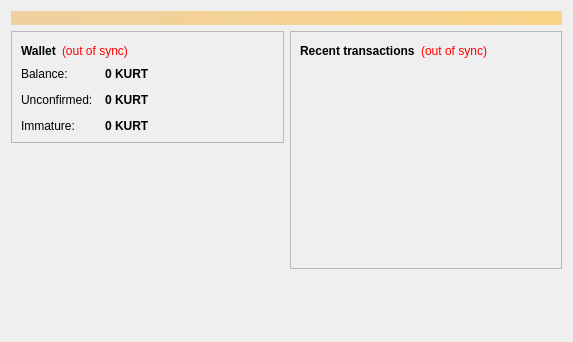
Qt form src/qt/forms/overviewpage.ui (kurrentproject/Kurrent) before a commit.
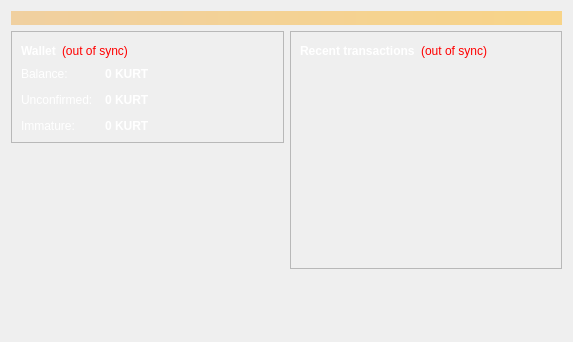
The same form after that commit. Icons and pictures are not drawn.

Diff of the .ui file:
```diff
--- a/src/qt/forms/overviewpage.ui
+++ b/src/qt/forms/overviewpage.ui
@@ -13,6 +13,9 @@
   <property name="windowTitle">
    <string>Form</string>
   </property>
+  <property name="styleSheet">
+   <string notr="true">color: rgb(255, 255, 255);</string>
+  </property>
   <layout class="QVBoxLayout" name="topLayout">
    <item>
     <widget class="QLabel" name="labelAlerts">
```
Left out of the diff: 10 changed lines with no effect on the pictures. Lines whose indentation alone changed are shown as unchanged.
